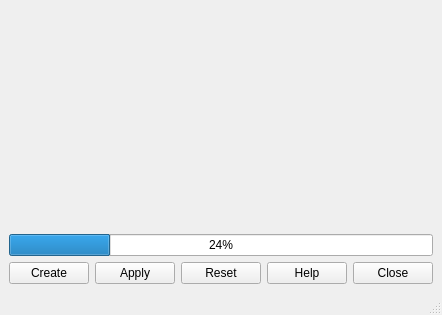
Qt form ui/windows/base.ui (david-cattermole/qt-learning) before a commit.
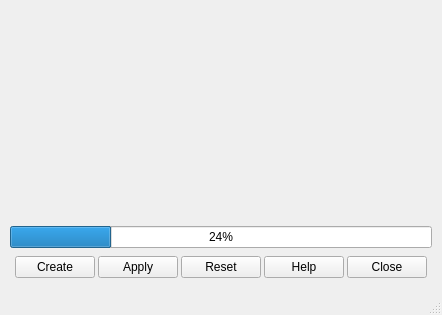
The same form after that commit.

Commit message: Support PyQt5 with Python 3.6 Start moving away from "Item" based widgets, and towards 'model' based widgets Added partial support for FileSelector and VersionSelector forms/widgets, for the file browser. Added checkbox for editing the path on file browser. Adjusted layout margins for all Qt windows. Addition of 'nodes' module for use as a common place for a general 'node' class (for use in model/view widgets).

```diff
--- a/ui/windows/base.ui
+++ b/ui/windows/base.ui
@@ -13,13 +13,35 @@
   <property name="windowTitle">
    <string>MainWindow</string>
   </property>
+  <property name="documentMode">
+   <bool>false</bool>
+  </property>
   <widget class="QWidget" name="centralwidget">
    <layout class="QVBoxLayout" name="verticalLayout_2">
+    <property name="spacing">
+     <number>3</number>
+    </property>
+    <property name="margin">
+     <number>5</number>
+    </property>
     <item>
      <layout class="QVBoxLayout" name="verticalLayout">
+      <property name="spacing">
+       <number>3</number>
+      </property>
+      <property name="margin">
+       <number>5</number>
+      </property>
       <item>
        <widget class="QWidget" name="options" native="true">
-        <layout class="QVBoxLayout" name="optionsLayout"/>
+        <layout class="QVBoxLayout" name="optionsLayout">
+         <property name="spacing">
+          <number>3</number>
+         </property>
+         <property name="margin">
+          <number>5</number>
+         </property>
+        </layout>
        </widget>
       </item>
       <item>
@@ -31,6 +53,12 @@
       </item>
       <item>
        <layout class="QHBoxLayout" name="horizontalLayout">
+        <property name="spacing">
+         <number>3</number>
+        </property>
+        <property name="margin">
+         <number>5</number>
+        </property>
         <item>
          <widget class="QPushButton" name="createBtn">
           <property name="text">
```
Left out of the diff: 2 changed lines with no effect on the pictures. The commit also changes 88 other files.
